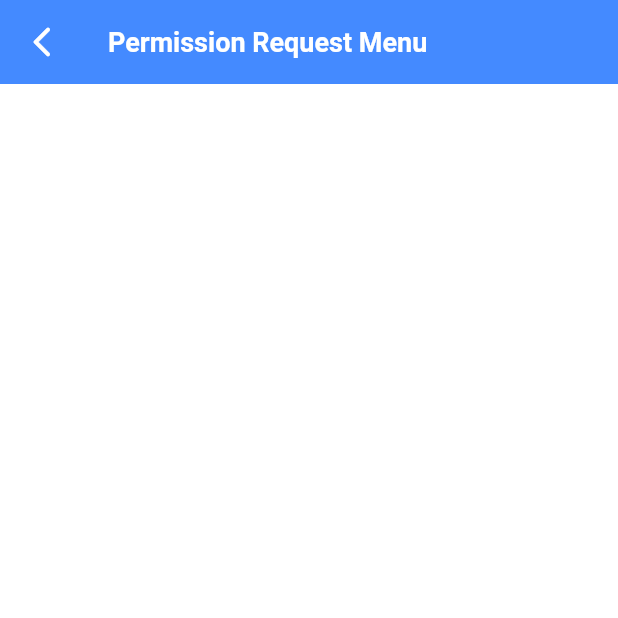
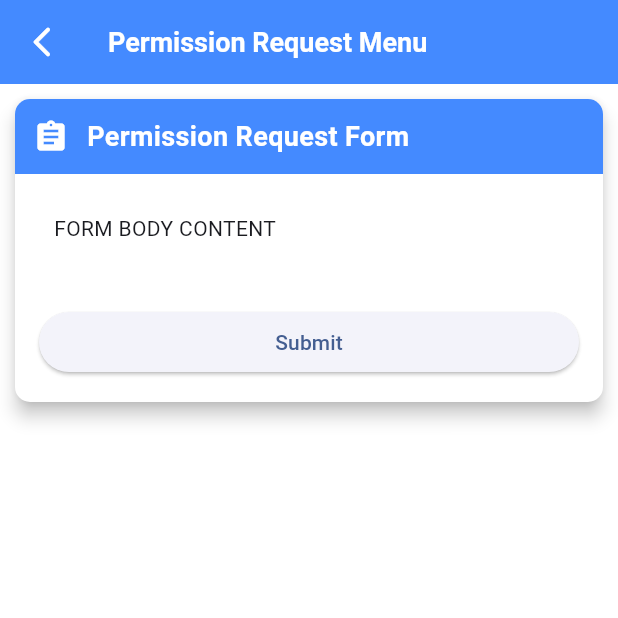
Before and after one commit to khadijahpassa/attendance-app, a Flutter app: the PermissionScreen screen opened directly, on a phone screen of 412 x 824 dp, the top half of it. Run offline on Flutter 3.47's test engine with Material 3 defaults, Android fonts, the phone set to English and light mode, and no system bars; our stand-ins replace camera, cloud_firestore, dotted_border, firebase_core, geocoding, geolocator; missing offline and left inert: google_mlkit_face_detection; accounts and stored records are empty.

Commit message:
finishing permission feature

```diff
--- /dev/null
+++ b/lib/ui/permission/components/form_body.dart
@@ -0,0 +1,19 @@
+import 'package:flutter/material.dart';
+
+class FormBody extends StatelessWidget {
+  const FormBody({super.key});
+
+  @override
+  Widget build(BuildContext context) {
+    return const Padding(
+      padding: EdgeInsets.all(26),
+      child: Column(
+        crossAxisAlignment: CrossAxisAlignment.start,
+        children: [
+
+          Text("FORM BODY CONTENT")
+        ],
+      ),
+    );
+  }
+}
--- a/lib/ui/permission/components/form_header.dart
+++ b/lib/ui/permission/components/form_header.dart
@@ -4,7 +4,7 @@ class FormHeader extends StatelessWidget{
   final String title;
   final IconData icon;
 
-  const FormHeader({required this.title, required this.icon});
+  const FormHeader({super.key, required this.title, required this.icon});
 
   @override
   Widget build(BuildContext context) {
--- /dev/null
+++ b/lib/ui/permission/components/submit_button.dart
@@ -0,0 +1,136 @@
+import 'package:attendance_app/services/attendance_service.dart';
+import 'package:attendance_app/ui/home_screen.dart';
+import 'package:cloud_firestore/cloud_firestore.dart';
+import 'package:flutter/material.dart';
+
+class SubmitButton extends StatelessWidget {
+  final Size size;
+  final TextEditingController nameController;
+  final TextEditingController formController;
+  final TextEditingController toController;
+  final String dropValueCategories;
+  //
+  final CollectionReference dataCollection;
+
+  const SubmitButton({
+    super.key,
+    required this.size,
+    required this.nameController,
+    required this.formController,
+    required this.toController,
+    required this.dropValueCategories,
+    required this.dataCollection
+  });
+
+  @override
+  Widget build(BuildContext context) {
+    return Padding(
+      padding: const EdgeInsets.all(16),
+      child: SizedBox(
+        width: size.width,
+        child: ElevatedButton(
+          onPressed: () => _submitHandler(context),
+          child: const Text("Submit")
+        ),
+      ),
+    );
+  }
+
+  void _submitHandler(BuildContext context) {
+    if (_isFormValid()) {
+      _submitForm(context);
+    } else {
+      _showSnackBar(
+        context,
+        "Please fill the form",
+        Icons.warning_amber_rounded,
+        Colors.white
+      );
+    }
+  }
+
+  bool _isFormValid() {
+    return nameController.text.isNotEmpty &&
+    // dropdown kategori izin (sakit/dijalan)
+    dropValueCategories != "Please Choose: " &&
+    formController.text.isNotEmpty &&
+    toController.text.isNotEmpty;
+  }
+
+  void _showSnackBar(BuildContext context, String message, IconData icon, Color color) {
+    ScaffoldMessenger.of(context).showSnackBar(SnackBar(
+      content: Row(
+        children: [
+          Icon(
+            icon,
+            color: Colors.white,
+          ),
+          const SizedBox(width: 10),
+          Text(
+            message,
+            style: const TextStyle(color: Colors.white),
+          )
+        ],
+      ),
+      backgroundColor: color,
+      shape: const StadiumBorder(),
+      behavior: SnackBarBehavior.floating,
+    ));
+  }
+
+  void _showLoaderDialog(BuildContext context) {
+    showDialog(
+      context: context,
+      barrierDismissible: false,
+      builder: (BuildContext context) {
+        return AlertDialog(
+          content: Row(
+            children: [
+              const CircularProgressIndicator(
+                valueColor: AlwaysStoppedAnimation<Color>(Colors.blueAccent),
+              ),
+              Container(
+                margin: EdgeInsets.only(left: 20),
+                child: Text("Please wait..."),
+              )
+            ],
+          ),
+        );
+      }
+    );
+  }
+
+  Future<void> _submitForm(BuildContext context) async{
+    showLoaderDialog(context);
+    try {
+      await dataCollection.add({
+        'address' : '-',
+        'name' : nameController.text,
+        'description' : dropValueCategories,
+        // toController.text --> untuk jam & menit
+        'timestamp' : '${formController.text} : ${toController.text}'
+      });
+      Navigator.of(context).pop();
+      _showSnackBar(
+        context,
+        "Successfully Submit the Form",
+        Icons.check_circle_outline_rounded,
+        Colors.orangeAccent
+      );
+      Navigator.pushReplacement(
+        context,
+        MaterialPageRoute(
+          builder: (context) => const HomeScreen(),
+        )
+      );
+    } catch (e) {
+      Navigator.of(context).pop();
+      _showSnackBar(
+        context,
+        "An error occured: $e",
+        Icons.error_outline_rounded,
+        Colors.blueGrey
+      );
+    }
+  }
+}
--- a/lib/ui/permission/permission_screen.dart
+++ b/lib/ui/permission/permission_screen.dart
@@ -1,4 +1,8 @@
 import 'package:attendance_app/ui/permission/components/app_bar.dart';
+import 'package:attendance_app/ui/permission/components/form_body.dart';
+import 'package:attendance_app/ui/permission/components/form_header.dart';
+import 'package:attendance_app/ui/permission/components/submit_button.dart';
+import 'package:cloud_firestore/cloud_firestore.dart';
 import 'package:flutter/material.dart';
 
 class PermissionScreen extends StatefulWidget {
@@ -24,12 +28,22 @@ class _PermissionScreenState extends State<PermissionScreen> {
             borderRadius: BorderRadius.circular(10),
           ),
           elevation: 5,
-          child: const Column(
+          child: Column(
             crossAxisAlignment: CrossAxisAlignment.start,
             children: [
-              // buat komponen UI untuk Form Header
-              // buat komponen UI untuk Form Body
-              // buat komponen UI untuk Form Submit Button
+              const FormHeader(
+                title: "Permission Request Form",
+                icon: Icons.assignment
+              ),
+              const FormBody(),
+              SubmitButton(
+                size: size,
+                nameController: TextEditingController(),
+                formController: TextEditingController(),
+                toController: TextEditingController(),
+                dropValueCategories: "Dropdown Content", // default content di dropdown
+                dataCollection: FirebaseFirestore.instance.collection('dataCollectionValue')
+              )
             ],
           ),
         ),
```
